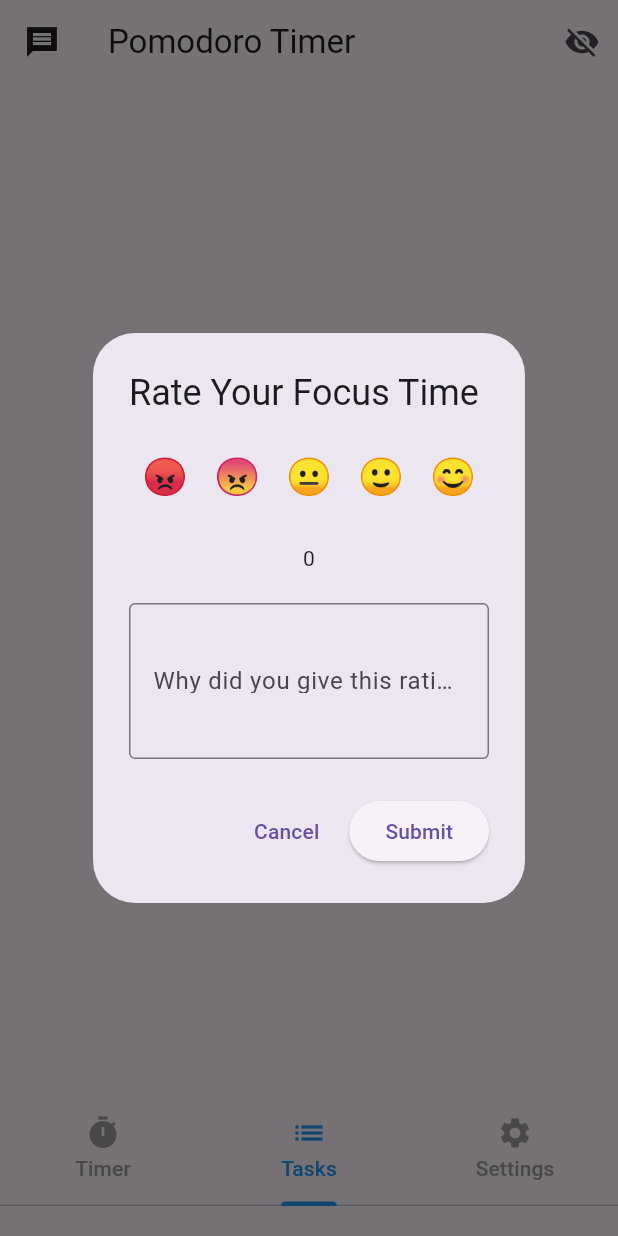
After one commit to KimCookk/flutter_pomodoro_project, a Flutter app: the screen it shows after launch, item 2 of the bottom bar chosen, after a tap on the "message" icon, on a phone screen of 412 x 824 dp. The commit adds this screen. Run offline on Flutter 3.47's test engine with Material 3 defaults, Android fonts, the phone set to English and light mode, and no system bars; our stand-ins replace flutter_local_notifications, flutter_riverpod.

Commit message:
Feed back Dialog ProtoType dev - 1

```diff
--- a/lib/main.dart
+++ b/lib/main.dart
@@ -1,8 +1,37 @@
 import 'package:flutter/material.dart';
+import 'package:flutter_local_notifications/flutter_local_notifications.dart';
+import 'dart:io' show Platform;
+
 import 'package:flutter_riverpod/flutter_riverpod.dart';
-import 'package:pomodoro_prototype/view/pomodoro_view.dart';
+import 'package:pomodoro_prototype/view/pomodoro_view.dart'; // 플랫폼 확인을 위한 import
 
-void main() {
+final FlutterLocalNotificationsPlugin flutterLocalNotificationsPlugin =
+    FlutterLocalNotificationsPlugin();
+
+void main() async {
+  WidgetsFlutterBinding.ensureInitialized();
+
+  // 플랫폼별 초기화 설정
+  const AndroidInitializationSettings androidSettings =
+      AndroidInitializationSettings('app_icon');
+
+  const DarwinInitializationSettings iosSettings =
+      DarwinInitializationSettings();
+
+  const InitializationSettings initSettings = InitializationSettings(
+    android: androidSettings,
+    iOS: iosSettings,
+  );
+
+  await flutterLocalNotificationsPlugin.initialize(
+    initSettings,
+    onDidReceiveNotificationResponse: (NotificationResponse response) {
+      if (response.payload != null) {
+        debugPrint('Notification payload: ${response.payload}');
+      }
+    },
+  );
+
   runApp(
     const ProviderScope(
       child: MaterialApp(
@@ -11,3 +40,25 @@ void main() {
     ),
   );
 }
+
+// iOS에서 알림을 수신할 때 처리 (앱이 포그라운드 상태일 때)
+Future<void> onDidReceiveLocalNotification(
+    int id, String? title, String? body, String? payload) async {
+  showDialog(
+    context: navigatorKey.currentState!.context,
+    builder: (BuildContext context) => AlertDialog(
+      title: Text(title ?? 'Notification'),
+      content: Text(body ?? 'No message'),
+      actions: [
+        TextButton(
+          onPressed: () {
+            Navigator.of(context).pop();
+          },
+          child: const Text('OK'),
+        ),
+      ],
+    ),
+  );
+}
+
+final GlobalKey<NavigatorState> navigatorKey = GlobalKey<NavigatorState>();
--- a/lib/model/pomodoro_model.dart
+++ b/lib/model/pomodoro_model.dart
@@ -1,5 +1,3 @@
-import 'dart:ffi';
-
 enum TimerType { focus, shortBreak, longBreak }
 
 enum TimerStatus { processing, stopped, paused }
@@ -43,9 +41,22 @@ class PomodoroSettings {
   final int rounds;
 
   PomodoroSettings({
-    this.focusTime = 25,
-    this.shortBreak = 5,
-    this.longBreak = 15,
-    this.rounds = 4,
+    this.focusTime = 3,
+    this.shortBreak = 3,
+    this.longBreak = 5,
+    this.rounds = 2,
   });
 }
+
+class PomodoroViewState {
+  final bool isFeedbackDialogVisible;
+
+  PomodoroViewState({this.isFeedbackDialogVisible = false});
+
+  PomodoroViewState copyWith({bool? isFeedbackDialogVisible}) {
+    return PomodoroViewState(
+      isFeedbackDialogVisible:
+          isFeedbackDialogVisible ?? this.isFeedbackDialogVisible,
+    );
+  }
+}
--- /dev/null
+++ b/lib/view/focus_time_rating_dialog.dart
@@ -0,0 +1,56 @@
+import 'package:flutter/material.dart';
+import 'package:flutter_riverpod/flutter_riverpod.dart';
+import 'package:pomodoro_prototype/view/select_rating.dart';
+import 'package:pomodoro_prototype/view/starts_rating.dart';
+import 'package:pomodoro_prototype/view/starts_rating_provider.dart';
+
+class FocusTimeRatingDialog extends ConsumerWidget {
+  const FocusTimeRatingDialog({super.key});
+
+  @override
+  Widget build(BuildContext context, WidgetRef ref) {
+    final feedbackController = TextEditingController();
+    final selectedRating = ref.watch(starsRatingProvider);
+
+    return AlertDialog(
+      title: const Text('Rate Your Focus Time'),
+      content: Column(
+        mainAxisSize: MainAxisSize.min,
+        children: [
+          // **StarsRating 위젯 사용**
+          const SelectRating(),
+          const SizedBox(height: 20),
+          Text('$selectedRating'),
+          const SizedBox(height: 20),
+
+          // 피드백 입력 필드
+          TextField(
+            controller: feedbackController,
+            decoration: const InputDecoration(
+              labelText: 'Why did you give this rating?',
+              border: OutlineInputBorder(),
+            ),
+            maxLines: 3,
+          ),
+        ],
+      ),
+      actions: [
+        TextButton(
+          onPressed: () => Navigator.of(context).pop(), // 취소 버튼
+          child: const Text('Cancel'),
+        ),
+        ElevatedButton(
+          onPressed: () {
+            final feedback = feedbackController.text;
+            print('Rating: $selectedRating');
+            print('Feedback: $feedback');
+
+            // 팝업 닫기
+            Navigator.of(context).pop();
+          },
+          child: const Text('Submit'),
+        ),
+      ],
+    );
+  }
+}
--- a/lib/view/pomodoro_view.dart
+++ b/lib/view/pomodoro_view.dart
@@ -3,6 +3,7 @@
 import 'package:flutter/material.dart';
 import 'package:flutter_riverpod/flutter_riverpod.dart';
 import 'package:pomodoro_prototype/model/timer_type_helper.dart';
+import 'package:pomodoro_prototype/view/focus_time_rating_dialog.dart';
 import '../viewmodel/pomodoro_view_model.dart';
 import '../model/pomodoro_model.dart';
 
@@ -13,10 +14,29 @@ class HomeScreen extends ConsumerWidget {
   Widget build(BuildContext context, WidgetRef ref) {
     final isTabVisible = ref.watch(tabVisibilityProvider);
     final timerState = ref.watch(pomodoroTimerProvider);
+    final pomodoroViewState = ref.watch(pomodoroViewStateProvider);
+
+    if (pomodoroViewState.isFeedbackDialogVisible) {
+      WidgetsBinding.instance.addPostFrameCallback((_) {
+        showDialog(
+            context: context,
+            builder: (BuildContext context) {
+              return FocusTimeRatingDialog();
+            }); // 다이얼로그 호출
+      });
+    }
 
     return Scaffold(
       appBar: AppBar(
         title: const Text('Pomodoro Timer'),
+        leading: IconButton(
+          icon: Icon(Icons.message_sharp),
+          onPressed: () => showDialog(
+              context: context,
+              builder: (BuildContext context) {
+                return FocusTimeRatingDialog();
+              }),
+        ),
         actions: [
           IconButton(
             icon: Icon(isTabVisible ? Icons.visibility_off : Icons.visibility),
@@ -150,5 +170,3 @@ class TabNavigationBar extends StatelessWidget {
     );
   }
 }
-
-final tabVisibilityProvider = StateProvider<bool>((ref) => true);
--- /dev/null
+++ b/lib/view/select_rating.dart
@@ -0,0 +1,43 @@
+import 'package:flutter/material.dart';
+import 'package:flutter_riverpod/flutter_riverpod.dart';
+import 'package:pomodoro_prototype/view/starts_rating_provider.dart';
+
+class SelectRating extends ConsumerWidget {
+  const SelectRating({super.key});
+
+  @override
+  Widget build(BuildContext context, WidgetRef ref) {
+    final selectedRating = ref.watch(starsRatingProvider); // 상태 구독
+    final ratingNotifier = ref.read(starsRatingProvider.notifier); // 상태 변경 접근
+
+    final iconArray = ["😡", "😠", "😐", "🙂", "😊"];
+
+    return Row(
+      mainAxisAlignment: MainAxisAlignment.center,
+      children: List.generate(5, (index) {
+        return TextButton(
+          onPressed: () {
+            ratingNotifier.setRating(index + 1); // 상태 변경
+          },
+          style: ButtonStyle(
+            padding: WidgetStateProperty.all(const EdgeInsets.all(2)), // 패딩 조정
+            minimumSize:
+                WidgetStateProperty.all(const Size(30, 30)), // 최소 크기 설정
+            alignment: Alignment.center,
+            backgroundColor: index == selectedRating - 1
+                ? WidgetStateProperty.all(Colors.green)
+                : WidgetStateProperty.all(Colors.transparent),
+          ),
+          child: Text(
+            iconArray[index],
+            style: const TextStyle(
+              fontSize: 24, // 이모지 크기
+              height: 1.0, // 줄 높이 조정
+            ),
+            textAlign: TextAlign.center,
+          ),
+        );
+      }),
+    );
+  }
+}
--- /dev/null
+++ b/lib/view/starts_rating_provider.dart
@@ -0,0 +1,15 @@
+import 'package:flutter_riverpod/flutter_riverpod.dart';
+
+// 선택된 평점을 관리하는 StateNotifier
+class StarsRatingNotifier extends StateNotifier<int> {
+  StarsRatingNotifier() : super(0);
+
+  void setRating(int rating) {
+    state = rating;
+  }
+}
+
+// StateNotifierProvider 정의
+final starsRatingProvider = StateNotifierProvider<StarsRatingNotifier, int>(
+  (ref) => StarsRatingNotifier(),
+);
--- a/lib/viewmodel/pomodoro_view_model.dart
+++ b/lib/viewmodel/pomodoro_view_model.dart
@@ -1,6 +1,7 @@
 import 'dart:async';
-import 'dart:ffi';
+import 'package:flutter_local_notifications/flutter_local_notifications.dart';
 import 'package:flutter_riverpod/flutter_riverpod.dart';
+import 'package:pomodoro_prototype/main.dart';
 import '../model/pomodoro_model.dart';
 
 final pomodoroSettingsProvider =
@@ -13,6 +14,13 @@ final pomodoroTimerProvider =
   (ref) => PomodoroTimerNotifier(ref),
 );
 
+final pomodoroViewStateProvider =
+    StateNotifierProvider<PomodoroViewStateNotifier, PomodoroViewState>(
+  (ref) => PomodoroViewStateNotifier(),
+);
+
+final tabVisibilityProvider = StateProvider<bool>((ref) => true);
+
 class PomodoroSettingsNotifier extends StateNotifier<PomodoroSettings> {
   PomodoroSettingsNotifier() : super(PomodoroSettings());
 
@@ -24,6 +32,18 @@ class PomodoroSettingsNotifier extends StateNotifier<PomodoroSettings> {
       longBreak: longBreak,
       rounds: rounds,
     );
+  }
+}
+
+class PomodoroViewStateNotifier extends StateNotifier<PomodoroViewState> {
+  PomodoroViewStateNotifier() : super(PomodoroViewState());
+
+  void showFeedbackDialog() {
+    state = state.copyWith(isFeedbackDialogVisible: true);
+  }
+
+  void hideFeedbackDialog() {
+    state = state.copyWith(isFeedbackDialogVisible: false);
   }
 }
 
@@ -51,6 +71,7 @@ class PomodoroTimerNotifier extends StateNotifier<PomodoroTimerState> {
         state = state.copyWith(remainingSeconds: _remainingSeconds);
       } else {
         timer.cancel();
+        showTimerFinishedNotification(state.timerType.name);
         _nextSession();
       }
     });
@@ -78,11 +99,13 @@ class PomodoroTimerNotifier extends StateNotifier<PomodoroTimerState> {
       if (_currentRound < settings.rounds) {
         _remainingSeconds = settings.shortBreak;
         _isFocusSession = false;
+
         state = state.copyWith(
           timerType: TimerType.shortBreak,
           timerStatus: TimerStatus.paused,
           remainingSeconds: _remainingSeconds,
         );
+        ref.read(pomodoroViewStateProvider.notifier).showFeedbackDialog();
       } else {
         _remainingSeconds = settings.longBreak;
         _currentRound = 1;
@@ -126,4 +149,27 @@ class PomodoroTimerNotifier extends StateNotifier<PomodoroTimerState> {
         }
     }
   }
+
+  Future<void> showTimerFinishedNotification(String timerType) async {
+    const AndroidNotificationDetails androidDetails =
+        AndroidNotificationDetails(
+      'pomodoro_timer_channel',
+      'Pomodoro Timer',
+      channelDescription: 'Notifications for Pomodoro Timer events',
+      importance: Importance.max,
+      priority: Priority.high,
+      showWhen: false,
+    );
+
+    const NotificationDetails platformDetails =
+        NotificationDetails(android: androidDetails);
+
+    await flutterLocalNotificationsPlugin.show(
+      0,
+      'Timer Completed',
+      'Your $timerType session has ended. Time for a break!',
+      platformDetails,
+      payload: 'timer_finished',
+    );
+  }
 }
--- a/pubspec.yaml
+++ b/pubspec.yaml
@@ -35,6 +35,7 @@ dependencies:
   # Use with the CupertinoIcons class for iOS style icons.
   cupertino_icons: ^1.0.8
   flutter_riverpod: ^2.6.1
+  flutter_local_notifications: ^18.0.1
 
 dev_dependencies:
   flutter_test:
```
Also changed, not shown: lib/view/starts_rating.dart (added, +29 -0 lines), pubspec.lock, 14 other files.
